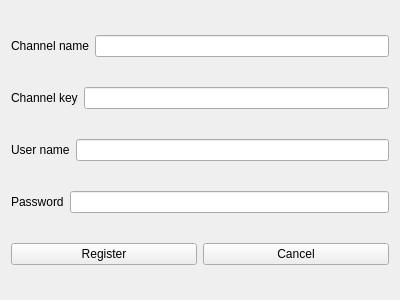
Before: the Qt Designer form src/tracker/formCreateChannel.ui in OSLL/geo2tag, drawn with Qt 5.
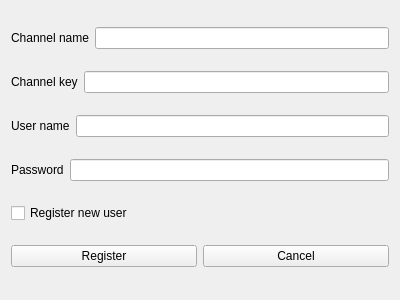
After: the same form once the commit is applied.

Commit message: #760 register user checkBox

Patch:
```diff
--- a/src/tracker/formCreateChannel.ui
+++ b/src/tracker/formCreateChannel.ui
@@ -74,6 +74,13 @@
      </item>
     </layout>
    </item>
+   <item>
+    <widget class="QCheckBox" name="newUser">
+     <property name="text">
+      <string>Register new user</string>
+     </property>
+    </widget>
+   </item>
    <item>
     <layout class="QHBoxLayout" name="horizontalLayout_5">
      <item>
```
The commit also changes 1 other file.
